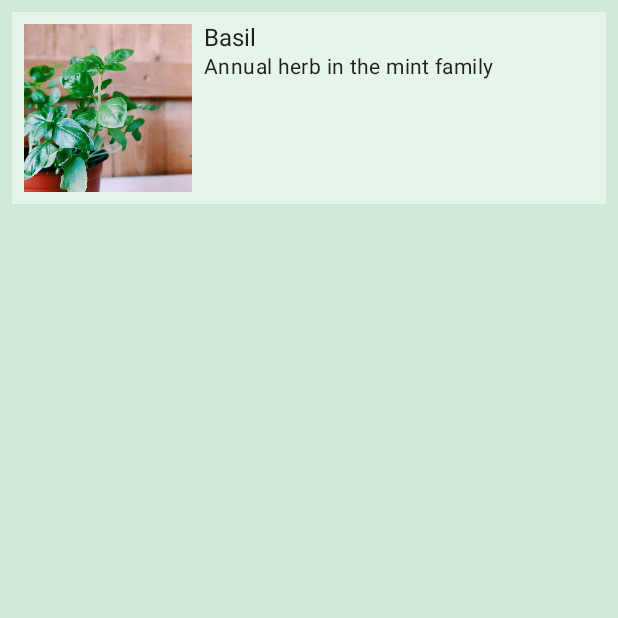
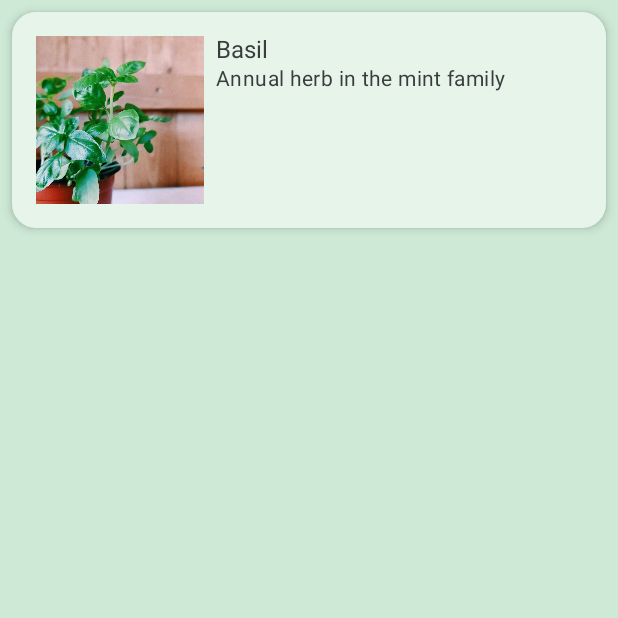
Before and after one commit to annedawson/Plants, an Android app built with Jetpack Compose: the composable PlantItem called with sample values from the repository, on a phone screen of 412 x 824 dp, the top half of it. Run offline under Robolectric (Android 15) with nearby library versions, the phone set to English and light mode, and no system bars.

Commit message:
Use a Card for PlantItem to allow Shape

```diff
--- a/app/src/main/java/net/annedawson/plants/MainActivity.kt
+++ b/app/src/main/java/net/annedawson/plants/MainActivity.kt
@@ -11,6 +11,7 @@ import androidx.compose.foundation.lazy.LazyColumn
 import androidx.compose.foundation.lazy.items
 import androidx.compose.foundation.Image
 import androidx.compose.foundation.layout.*
+import androidx.compose.material.Card
 import androidx.compose.material.MaterialTheme
 import androidx.compose.material.Scaffold
 import androidx.compose.material.Text
@@ -63,6 +64,11 @@ fun PlantsApp() {
 
 @Composable
 fun PlantItem(plant: Plant, modifier: Modifier = Modifier) {
+    Card(
+        elevation = 4.dp,
+        modifier = modifier.padding(8.dp)
+    )  // card is a medium component in Shape.kt change to 16.dp
+    {
         Row(
             modifier = Modifier
                 .fillMaxWidth()
@@ -70,7 +76,8 @@ fun PlantItem(plant: Plant, modifier: Modifier = Modifier) {
                 .background(MaterialTheme.colors.surface) // paler green for list item
         ) {
             PlantImage(plant.imageResourceId)
-        PlantInformation(plant.name,plant.summary)
+            PlantInformation(plant.name, plant.summary)
+        }
     }
 }
 
```
Lines whose indentation alone changed are shown as unchanged.
